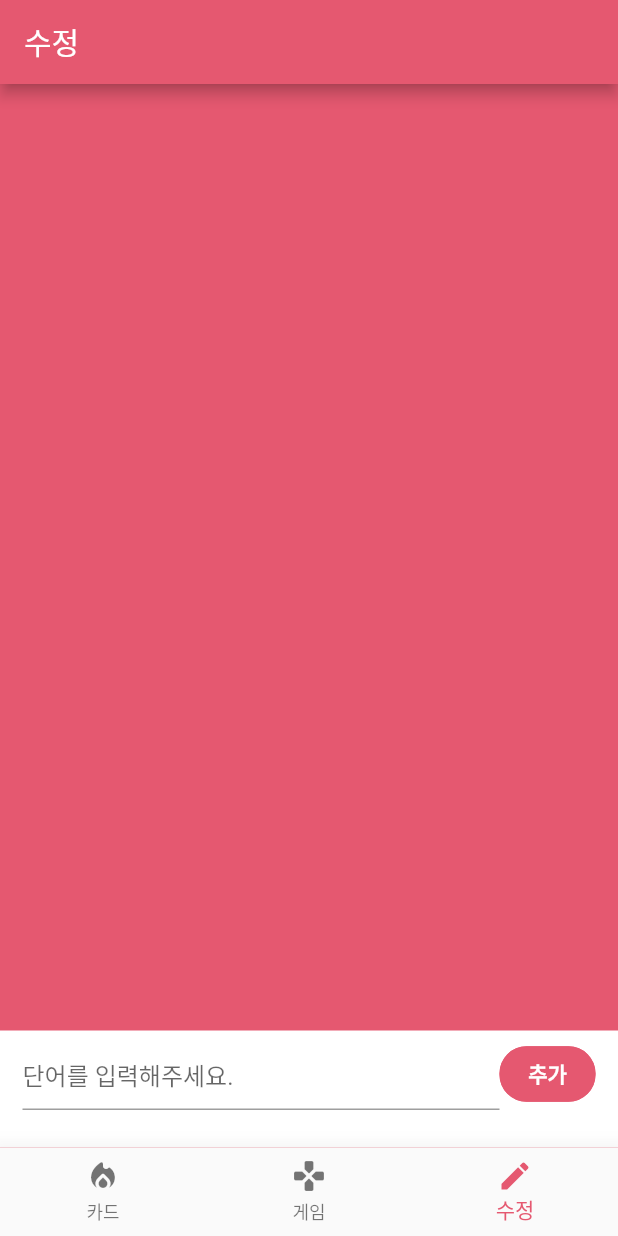
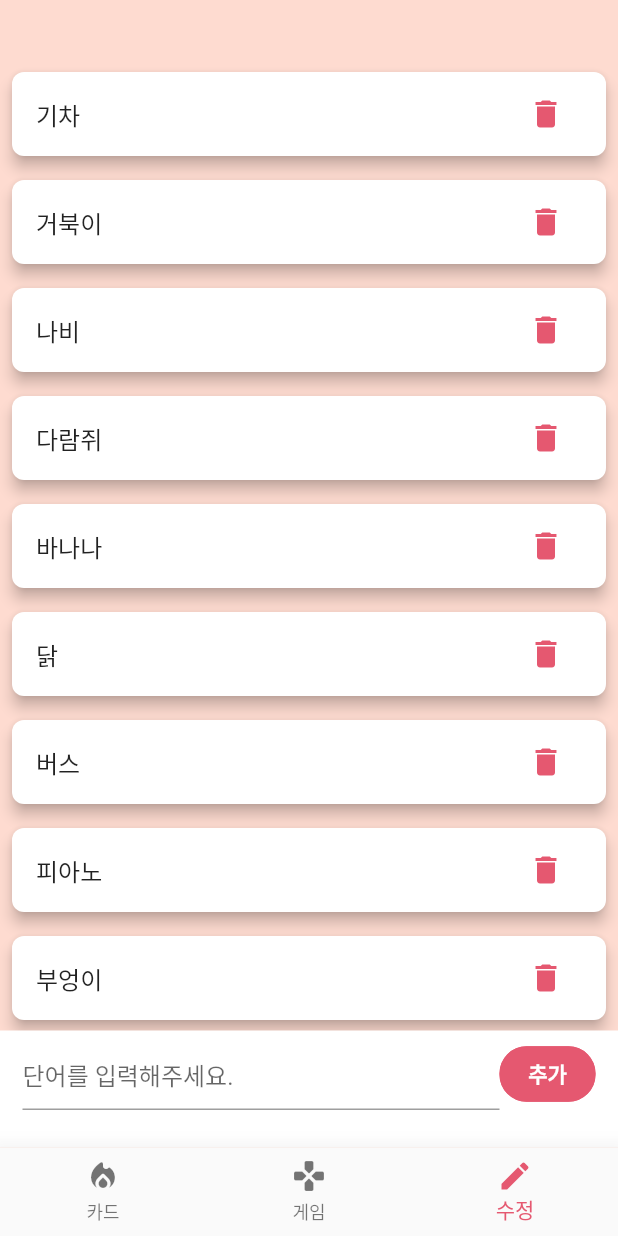
Before and after one commit to fc9d/word_card, a Flutter app: the screen it shows after launch, item 3 of the bottom bar chosen, on a phone screen of 412 x 824 dp. Run offline on Flutter 3.47's test engine with Material 2 defaults, Android fonts, the phone set to English and light mode, and no system bars; our stand-ins replace flutter_tts, shared_preferences.

Commit message:
류태희 컬러로 수정

```diff
--- a/lib/main.dart
+++ b/lib/main.dart
@@ -1,4 +1,6 @@
 import 'package:flutter/material.dart';
+import 'package:shared_preferences/shared_preferences.dart';
+import 'package:word_card/utils/constants.dart';
 
 import 'models/screen_model.dart';
 
@@ -12,7 +14,10 @@ class MyApp extends StatelessWidget {
 
   @override
   Widget build(BuildContext context) {
-    return const MaterialApp(home: SplashScreen());
+    return const MaterialApp(
+      debugShowCheckedModeBanner: false,
+      home: SplashScreen(),
+    );
   }
 }
 
@@ -24,9 +29,42 @@ class SplashScreen extends StatefulWidget {
 }
 
 class _SplashScreenState extends State<SplashScreen> {
+  Future initPref() async {
+    SharedPreferences prefs = await SharedPreferences.getInstance();
+    bool isFinishAddWord = prefs.getBool('AddWord') ?? false;
+    if (!isFinishAddWord) {
+      List<String> wordList = [
+        '기차',
+        '거북이',
+        '나비',
+        '다람쥐',
+        '바나나',
+        '닭',
+        '버스',
+        '피아노',
+        '부엉이',
+        '토끼',
+        '당근',
+        '수박',
+        '토마토',
+        '복숭아',
+        '딸기',
+        '치즈',
+        '돼지',
+        '피자',
+        '튤립',
+        '호박',
+      ];
+      prefs.setStringList('words', wordList);
+      prefs.setBool('AddWord', true);
+    }
+  }
+
   @override
   void initState() {
     super.initState();
+    initPref();
+
     Future.delayed(const Duration(seconds: 3), () {
       Navigator.pushReplacement(
         context,
@@ -63,15 +101,18 @@ class _HomeState extends State<Home> {
   @override
   Widget build(BuildContext context) {
     return Scaffold(
-      appBar: AppBar(
-        backgroundColor: const Color(0xFFE55870),
-        title: Text(_screens.firstWhere((element) => element.isSelected).title),
-      ),
+      // appBar: AppBar(
+      //   backgroundColor: const Color(0xFFE55870),
+      //   title: Text(_screens.firstWhere((element) => element.isSelected).title),
+      // ),
       bottomNavigationBar: buildBottomNavigationBar(),
-      backgroundColor: const Color(0xFFE55870),
+      backgroundColor: kColorAccent,
       body: Column(
         mainAxisAlignment: MainAxisAlignment.spaceBetween,
         children: [
+          const SizedBox(
+            height: 40,
+          ),
           Expanded(
             child: _screens.firstWhere((element) => element.isSelected).screen,
           ),
--- a/lib/screens/edit_screen.dart
+++ b/lib/screens/edit_screen.dart
@@ -1,5 +1,6 @@
 import 'package:flutter/material.dart';
 import 'package:shared_preferences/shared_preferences.dart';
+import 'package:word_card/utils/constants.dart';
 
 class EditScreen extends StatefulWidget {
   const EditScreen({Key? key}) : super(key: key);
@@ -63,7 +64,7 @@ class _EditScreenState extends State<EditScreen> {
                   child: ListTile(
                     title: Text(wordSet.toList()[index]),
                     trailing: IconButton(
-                      icon: const Icon(Icons.delete, color: Color(0xFFE55870)),
+                      icon: const Icon(Icons.delete, color: kColorHotPint),
                       onPressed: () => _onDelete(index),
                     ),
                   ),
@@ -79,9 +80,13 @@ class _EditScreenState extends State<EditScreen> {
             children: [
               Expanded(
                 child: TextField(
+                  cursorColor: kColorHotPint,
                   controller: teController,
                   decoration: const InputDecoration(
                     hintText: '단어를 입력해주세요.',
+                    focusedBorder: UnderlineInputBorder(
+                      borderSide: BorderSide(width: 1, color: kColorHotPint),
+                    ),
                   ),
                 ),
               ),
```
Also changed, not shown: lib/screens/card_screen.dart (+14 -12 lines), lib/screens/game_screen.dart (+14 -6 lines), lib/utils/constants.dart (added, +12 -0 lines).
